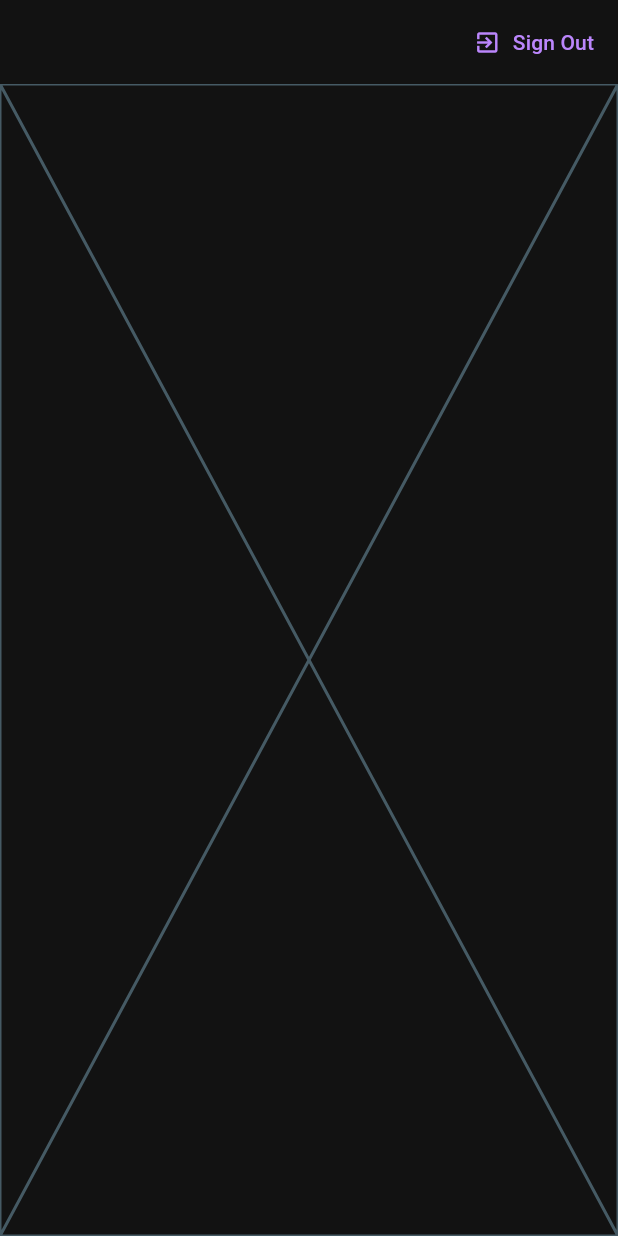
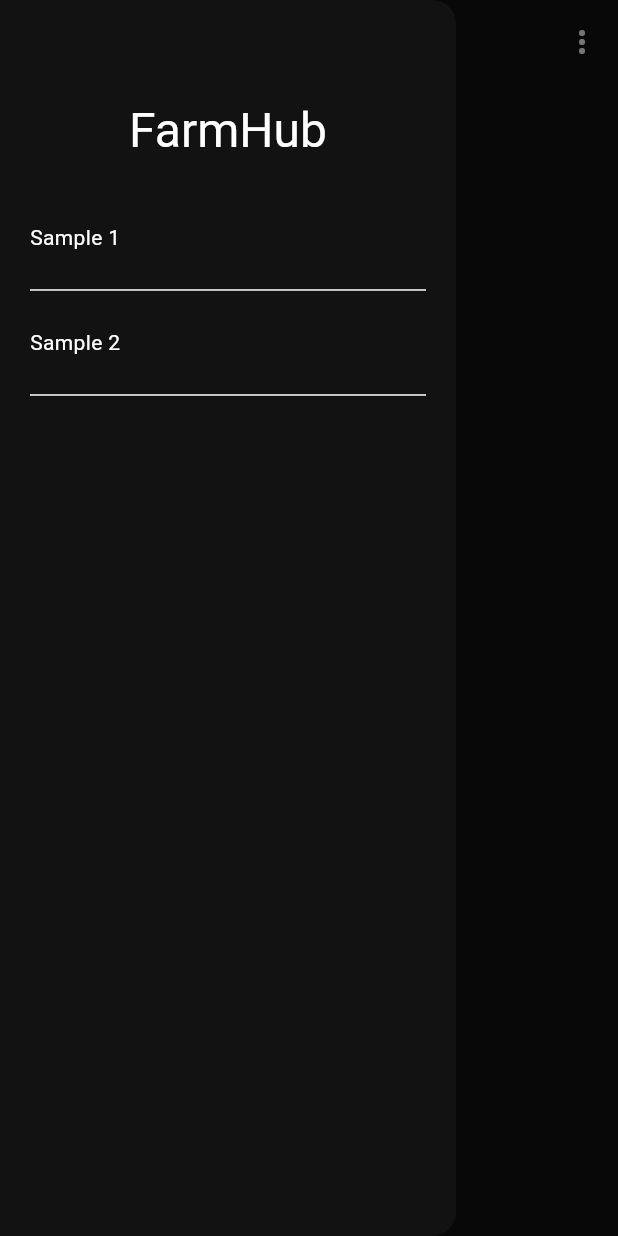
Before and after one commit to AMAN-GUPTA29/App-a-Thon, a Flutter app: the screen it shows once a user with an empty profile is signed in, with the side drawer open (before the commit the screen has no drawer), on a phone screen of 412 x 824 dp. Run offline on Flutter 3.47's test engine with Material 3 defaults, Android fonts, the light colour scheme and no system bars; our stand-ins replace firebase_auth, firebase_core, flutter_svg, google_sign_in; accounts and stored records are empty; generated files the repository leaves out were written again.

Commit message:
add appbar

```diff
--- a/agri_app/lib/config/home.dart
+++ /dev/null
@@ -1,23 +0,0 @@
-import 'package:firebase_auth/firebase_auth.dart';
-import 'package:flutter/material.dart';
-
-import '../screens/auth_screen.dart';
-import '../screens/home_screen.dart';
-
-class Home extends StatelessWidget {
-  const Home({super.key});
-
-  @override
-  Widget build(BuildContext context) {
-    return StreamBuilder(
-      stream: FirebaseAuth.instance.authStateChanges(),
-      builder: (context, snapshot) {
-        if (snapshot.hasData) {
-          return const HomeScreen();
-        } else {
-          return const AuthScreen();
-        }
-      },
-    );
-  }
-}
--- a/agri_app/lib/main.dart
+++ b/agri_app/lib/main.dart
@@ -1,3 +1,4 @@
+import 'package:firebase_auth/firebase_auth.dart';
 import 'package:flutter/material.dart';
 import 'package:flutter/services.dart';
 
@@ -7,7 +8,9 @@ import 'package:provider/provider.dart';
 import '/provider/signin_provider.dart';
 
 import '/config/firebase_options.dart';
-import 'config/home.dart';
+
+import '/screens/auth_screen.dart';
+import '/screens/home_screen.dart';
 
 void main() async {
   WidgetsFlutterBinding.ensureInitialized();
@@ -19,7 +22,6 @@ void main() async {
 class MyApp extends StatelessWidget {
   const MyApp({super.key});
 
-  // This widget is the root of your application.
   @override
   Widget build(BuildContext context) {
     return MultiProvider(
@@ -28,7 +30,7 @@ class MyApp extends StatelessWidget {
       ],
       child: MaterialApp(
         debugShowCheckedModeBanner: false,
-        title: 'Agri App',
+        title: 'Farm Hub',
         theme: ThemeData(
           colorScheme: const ColorScheme.dark(),
           useMaterial3: true,
@@ -38,3 +40,21 @@ class MyApp extends StatelessWidget {
     );
   }
 }
+
+class Home extends StatelessWidget {
+  const Home({super.key});
+
+  @override
+  Widget build(BuildContext context) {
+    return StreamBuilder(
+      stream: FirebaseAuth.instance.authStateChanges(),
+      builder: (context, snapshot) {
+        if (snapshot.hasData) {
+          return const HomeScreen();
+        } else {
+          return const AuthScreen();
+        }
+      },
+    );
+  }
+}
--- a/agri_app/lib/screens/auth_screen.dart
+++ b/agri_app/lib/screens/auth_screen.dart
@@ -22,9 +22,10 @@ class AuthScreen extends StatelessWidget {
         } else {
           return Column(
             crossAxisAlignment: CrossAxisAlignment.center,
+            mainAxisAlignment: MainAxisAlignment.center,
             children: [
               const Placeholder(),
-              SizedBox(height: height * 0.3),
+              SizedBox(height: height * 0.15),
               Container(
                 margin: const EdgeInsets.symmetric(horizontal: 15),
                 child: ElevatedButton(
--- a/agri_app/lib/screens/home_screen.dart
+++ b/agri_app/lib/screens/home_screen.dart
@@ -1,7 +1,12 @@
+import 'package:firebase_auth/firebase_auth.dart';
 import 'package:flutter/material.dart';
 import 'package:provider/provider.dart';
 
-import '/provider/signin_provider.dart';
+import '../provider/signin_provider.dart';
+
+import '../widgets/drawer_widget.dart';
+
+enum FilterOptions { signOut, viewProfile }
 
 class HomeScreen extends StatelessWidget {
   const HomeScreen({super.key});
@@ -16,15 +21,46 @@ class HomeScreen extends StatelessWidget {
 
     return Scaffold(
       appBar: AppBar(
+        title: const Text("Farm Hub"),
         actions: [
-          TextButton.icon(
-            onPressed: () => signInProvider.signOut(),
-            icon: const Icon(Icons.exit_to_app),
-            label: const Text("Sign Out"),
-          )
+          PopupMenuButton(
+            onSelected: (FilterOptions selectedValue) {
+              if (selectedValue == FilterOptions.signOut) {
+                signInProvider.signOut();
+              }
+            },
+            itemBuilder: (_) => [
+              const PopupMenuItem(
+                value: FilterOptions.signOut,
+                child: Row(
+                  mainAxisAlignment: MainAxisAlignment.start,
+                  children: [
+                    Icon(Icons.exit_to_app),
+                    SizedBox(width: 10),
+                    Text("Sign Out"),
+                  ],
+                ),
+              ),
+              const PopupMenuItem(
+                value: FilterOptions.viewProfile,
+                child: Row(
+                  mainAxisAlignment: MainAxisAlignment.start,
+                  children: [
+                    Icon(Icons.person),
+                    SizedBox(width: 10),
+                    Text("View Profile"),
+                  ],
+                ),
+              ),
+            ],
+            icon: const Icon(Icons.more_vert),
+          ),
         ],
       ),
-      body: const Placeholder(),
+      drawer: const DrawerWidget(),
+      body: Center(
+        child: Text("HELLO ${FirebaseAuth.instance.currentUser!.displayName!}"),
+      ),
     );
   }
 }
--- /dev/null
+++ b/agri_app/lib/widgets/drawer_widget.dart
@@ -0,0 +1,35 @@
+import 'package:flutter/material.dart';
+
+class DrawerWidget extends StatelessWidget {
+  const DrawerWidget({super.key});
+
+  @override
+  Widget build(BuildContext context) {
+    final height = MediaQuery.of(context).size.height;
+
+    return Drawer(
+      child: Container(
+        margin: const EdgeInsets.symmetric(horizontal: 20),
+        child: Column(
+          children: [
+            Container(
+              height: height * 0.13,
+              alignment: Alignment.bottomCenter,
+              child: Text("FarmHub", style: Theme.of(context).textTheme.headlineLarge,),
+            ),
+            Column(
+              crossAxisAlignment: CrossAxisAlignment.start,
+              children: [
+                SizedBox(height: height * 0.05),
+                const Text("Sample 1"),
+                const Divider(height: 50),
+                const Text("Sample 2"),
+                const Divider(height: 50),
+              ],
+            ),
+          ],
+        ),
+      ),
+    );
+  }
+}
```
